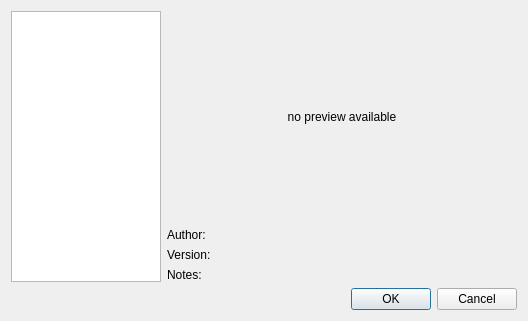
This is ui/ThemeSelector.ui in zyantific/IDASkins as Qt 5 draws it before an edit. The edited form follows.
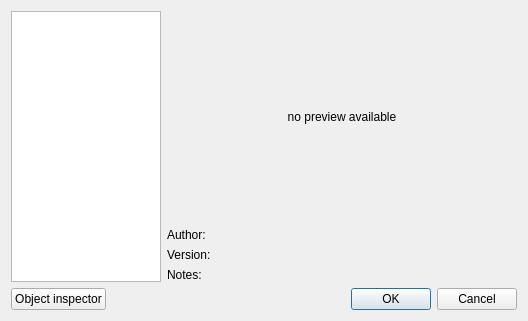
This is the edited form.

Commit message: implemented basic object inspector

```diff
--- a/ui/ThemeSelector.ui
+++ b/ui/ThemeSelector.ui
@@ -138,6 +138,13 @@
    </item>
    <item>
     <layout class="QHBoxLayout" name="horizontalLayout_2">
+     <item>
+      <widget class="QPushButton" name="btnObjectInspector">
+       <property name="text">
+        <string>Object inspector</string>
+       </property>
+      </widget>
+     </item>
      <item>
       <widget class="QDialogButtonBox" name="buttonBox">
        <property name="orientation">
```
The commit also changes 9 other files.
